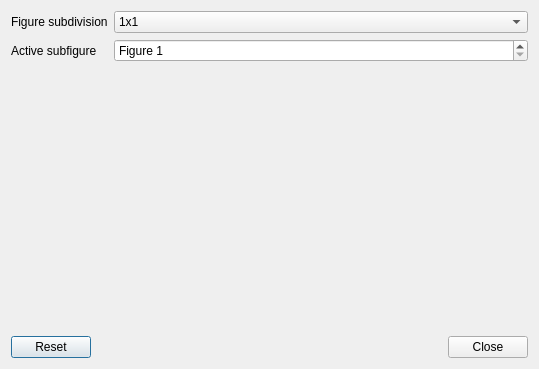
Above: plotwindow.ui from scummos/pyfitsviewer before the change. Below: the same form after it.
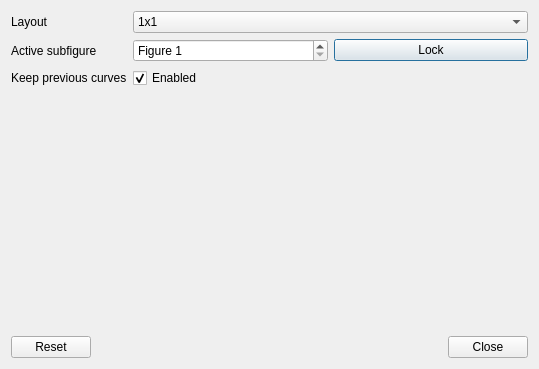
That is the form after the change.

Commit message: Finish multi-plot implementation.

```diff
--- a/plotwindow.ui
+++ b/plotwindow.ui
@@ -16,20 +16,20 @@
   <layout class="QVBoxLayout" name="verticalLayout">
    <item>
     <layout class="QFormLayout" name="formLayout">
+     <property name="fieldGrowthPolicy">
+      <enum>QFormLayout::AllNonFixedFieldsGrow</enum>
+     </property>
      <item row="0" column="0">
       <widget class="QLabel" name="subdivLabel">
        <property name="text">
-        <string>Figure subdivision</string>
+        <string>Layout</string>
        </property>
       </widget>
      </item>
      <item row="0" column="1">
-      <widget class="QComboBox" name="figureSizeCombo">
-       <property name="sizePolicy">
-        <sizepolicy hsizetype="Preferred" vsizetype="Fixed">
-         <horstretch>0</horstretch>
-         <verstretch>0</verstretch>
-        </sizepolicy>
+      <widget class="QComboBox" name="layoutCombo">
+       <property name="toolTip">
+        <string>Select a different layout here to show multiple plots side-by-side</string>
        </property>
        <item>
         <property name="text">
@@ -70,15 +70,58 @@
        </property>
       </widget>
      </item>
+     <item row="2" column="0">
+      <widget class="QLabel" name="keepPreviousLabel">
+       <property name="text">
+        <string>Keep previous curves</string>
+       </property>
+       <property name="buddy">
+        <cstring>keepPrevious</cstring>
+       </property>
+      </widget>
+     </item>
+     <item row="2" column="1">
+      <widget class="QCheckBox" name="keepPrevious">
+       <property name="toolTip">
+        <string>Keep the curves already in the plot when drawing a new one</string>
+       </property>
+       <property name="text">
+        <string>Enabled</string>
+       </property>
+       <property name="checked">
+        <bool>true</bool>
+       </property>
+      </widget>
+     </item>
      <item row="1" column="1">
-      <widget class="QSpinBox" name="activeSubfigure">
-       <property name="prefix">
-        <string>Figure </string>
-       </property>
-       <property name="minimum">
-        <number>1</number>
-       </property>
-      </widget>
+      <layout class="QHBoxLayout" name="horizontalLayout">
+       <item>
+        <widget class="QSpinBox" name="activeSubfigure">
+         <property name="toolTip">
+          <string>Select the subplot to be used for the next draw request</string>
+         </property>
+         <property name="prefix">
+          <string>Figure </string>
+         </property>
+         <property name="minimum">
+          <number>1</number>
+         </property>
+        </widget>
+       </item>
+       <item>
+        <widget class="QPushButton" name="lockActiveSubfigure">
+         <property name="toolTip">
+          <string>Lock the active subfigure value, so subsequent draw requests are drawn into the same figure</string>
+         </property>
+         <property name="text">
+          <string>Lock</string>
+         </property>
+         <property name="checkable">
+          <bool>true</bool>
+         </property>
+        </widget>
+       </item>
+      </layout>
      </item>
     </layout>
    </item>
```
Left out of the diff: 23 changed lines with no effect on the pictures. The commit also changes 2 other files.
